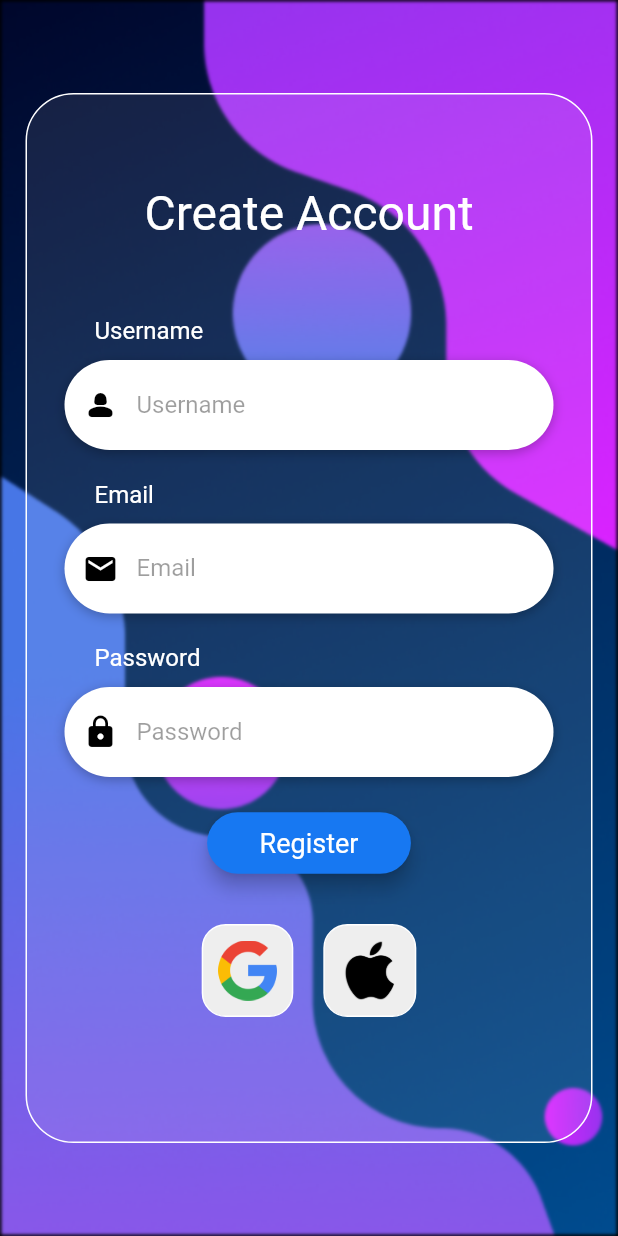
After one commit to Naman-Gayakwad/vit_bazzar_app, a Flutter app: the MyRegister screen opened directly, on a phone screen of 412 x 824 dp. The commit adds this screen. Run offline on Flutter 3.47's test engine with Material 2 defaults, Android fonts, the phone set to English and light mode, and no system bars; our stand-ins replace cloud_firestore, firebase_core, font_awesome_flutter, google_fonts; accounts and stored records are empty.

Commit message:
register done

```diff
--- a/lib/main.dart
+++ b/lib/main.dart
@@ -3,6 +3,7 @@
 import 'package:firebase_core/firebase_core.dart';
 import 'package:flutter/material.dart';
 import 'package:vit_bazzar_app/screens/login.dart';
+import 'package:vit_bazzar_app/screens/register.dart';
 import 'package:vit_bazzar_app/screens/mainpage.dart';
 import 'package:vit_bazzar_app/screens/splash.dart';
 
--- /dev/null
+++ b/lib/screens/register.dart
@@ -0,0 +1,256 @@
+import 'dart:ui';
+
+import 'package:flutter/material.dart';
+import 'package:flutter/src/widgets/framework.dart';
+import 'package:flutter/src/widgets/placeholder.dart';
+import 'package:font_awesome_flutter/font_awesome_flutter.dart';
+import 'package:vit_bazzar_app/utils/square_tile.dart';
+
+
+class MyRegister extends StatefulWidget {
+  const MyRegister({super.key});
+
+  @override
+  State<MyRegister> createState() => _MyRegisterState();
+}
+
+Widget buildName() {
+  return Column(
+    crossAxisAlignment: CrossAxisAlignment.start,
+    children: [
+      Container(
+        margin: const EdgeInsets.only(left: 20),
+        child: const Text(
+          'Username',
+          style: TextStyle(
+            color: Colors.white,
+            fontSize: 16,
+          ),
+        ),
+      ),
+      const SizedBox(height: 10),
+      Container(
+        alignment: Alignment.centerLeft,
+        decoration: BoxDecoration(
+            color: Colors.white,
+            borderRadius: BorderRadius.circular(100),
+            boxShadow: const [
+              BoxShadow(
+                  color: Colors.black26, blurRadius: 6, offset: Offset(0, 2))
+            ]),
+        height: 60,
+        child: const TextField(
+          keyboardType: TextInputType.emailAddress,
+          style: TextStyle(
+            color: Colors.black87,
+          ),
+          decoration: InputDecoration(
+              border: InputBorder.none,
+              contentPadding: EdgeInsets.only(top: 14),
+              prefixIcon: Icon(
+                Icons.person_2_rounded,
+                color: Colors.black,
+              ),
+              hintText: 'Username',
+              hintStyle: TextStyle(color: Colors.black38)),
+        ),
+      )
+    ],
+  );
+}
+
+Widget buildEmail() {
+  return Column(
+    crossAxisAlignment: CrossAxisAlignment.start,
+    children: [
+      Container(
+        margin: const EdgeInsets.only(left: 20),
+        child: const Text(
+          'Email',
+          style: TextStyle(
+            color: Colors.white,
+            fontSize: 16,
+          ),
+        ),
+      ),
+      const SizedBox(height: 10),
+      Container(
+        alignment: Alignment.centerLeft,
+        decoration: BoxDecoration(
+            color: Colors.white,
+            borderRadius: BorderRadius.circular(100),
+            boxShadow: const [
+              BoxShadow(
+                  color: Colors.black26, blurRadius: 6, offset: Offset(0, 2))
+            ]),
+        height: 60,
+        child: const TextField(
+          keyboardType: TextInputType.emailAddress,
+          style: TextStyle(
+            color: Colors.black87,
+          ),
+          decoration: InputDecoration(
+              border: InputBorder.none,
+              contentPadding: EdgeInsets.only(top: 14),
+              prefixIcon: Icon(
+                Icons.email,
+                color: Colors.black,
+              ),
+              hintText: 'Email',
+              hintStyle: TextStyle(color: Colors.black38)),
+        ),
+      )
+    ],
+  );
+}
+
+Widget buildPassword() {
+  return Column(
+    crossAxisAlignment: CrossAxisAlignment.start,
+    children: [
+      Container(
+        margin: const EdgeInsets.only(left: 20),
+        child: const Text(
+          'Password',
+          style: TextStyle(
+            color: Colors.white,
+            fontSize: 16,
+          ),
+        ),
+      ),
+      const SizedBox(height: 10),
+      Container(
+        alignment: Alignment.centerLeft,
+        decoration: BoxDecoration(
+            color: Colors.white,
+            borderRadius: BorderRadius.circular(100),
+            boxShadow: const [
+              BoxShadow(
+                  color: Colors.black26, blurRadius: 6, offset: Offset(0, 2))
+            ]),
+        height: 60,
+        child: const TextField(
+          obscureText: true,
+          style: TextStyle(
+            color: Colors.black87,
+          ),
+          decoration: InputDecoration(
+              border: InputBorder.none,
+              contentPadding: EdgeInsets.only(top: 14),
+              prefixIcon: Icon(
+                Icons.lock,
+                color: Colors.black,
+              ),
+              hintText: 'Password',
+              hintStyle: TextStyle(color: Colors.black38)),
+        ),
+      )
+    ],
+  );
+}
+
+Widget buildForgotPassBtn() {
+  return Container(
+    alignment: Alignment.centerRight,
+    child: TextButton(
+        onPressed: () => print('Forgot Password Pressed'),
+        child: const Text(
+          'Forgot Password?',
+          style: TextStyle(color: Colors.white),
+        )),
+  );
+}
+
+Widget buildRegisterBtn() {
+  final ButtonStyle style = ElevatedButton.styleFrom(
+      textStyle: const TextStyle(fontSize: 20),
+      elevation: 5,
+      padding: const EdgeInsets.symmetric(vertical: 10, horizontal: 35),
+      shape: RoundedRectangleBorder(borderRadius: BorderRadius.circular(100)),
+      backgroundColor: const Color(0xFF1778F2));
+  return Container(
+    // padding: const EdgeInsets.only(left25),
+    child: ElevatedButton(
+      onPressed: () => print('Register Pressed'),
+      style: style,
+      child: const Text(
+        'Register',
+        style: TextStyle(color: Colors.white, fontSize: 18),
+      ),
+    ),
+  );
+}
+
+
+class _MyRegisterState extends State<MyRegister> {
+  @override
+  Widget build(BuildContext context) {
+    return Container(
+      decoration: const BoxDecoration(
+          image: DecorationImage(
+              image: AssetImage('assets/images/login_background.png'),
+              fit: BoxFit.cover)),
+      child: Scaffold(
+        backgroundColor: Colors.transparent,
+        body: Stack(
+          children: [
+            Container(
+                alignment: Alignment.topCenter,
+                child: Container(
+                  padding: const EdgeInsets.all(16.0),
+                  decoration: BoxDecoration(border: Border.all()),
+                  child: BackdropFilter(
+                      filter: ImageFilter.blur(sigmaX: 1, sigmaY: 1),
+                      child: Align(
+                        child: SizedBox(
+                          width: 400,
+                          height: 700,
+                          child: Container(
+                            decoration: BoxDecoration(
+                              borderRadius: BorderRadius.circular(32),
+                              border: Border.all(
+                                  color:
+                                      const Color.fromARGB(255, 255, 255, 255)),
+                              color: const Color(0x16fcfcfc),
+                            ),
+                            child: SingleChildScrollView(
+                                padding: const EdgeInsets.symmetric(
+                                    horizontal: 25, vertical: 60),
+                                child: Column(
+                                  mainAxisAlignment: MainAxisAlignment.center,
+                                  children: [
+                                    const Text(
+                                      'Create Account',
+                                      style: TextStyle(
+                                          color: Colors.white, fontSize: 32),
+                                    ),
+                                    const SizedBox(height: 50),
+                                    buildName(),
+                                    const SizedBox(height: 20),
+                                    buildEmail(),
+                                    const SizedBox(height: 20),
+                                    buildPassword(),
+                                    const SizedBox(height: 20),
+                                    buildRegisterBtn(),
+                                    const SizedBox(height: 30),
+                                    Row(
+                                      mainAxisAlignment: MainAxisAlignment.center,
+                                      children: const [
+                                      SquareTile(imagePath: 'assets/images/google_logo.png'),
+                                      SizedBox(width: 20),
+                                      SquareTile(imagePath: 'assets/images/apple_logo.png')
+                                    ],),
+                                    const SizedBox(height: 20),
+
+                                  ],
+                                )),
+                          ),
+                        ),
+                      )),
+                ))
+          ],
+        ),
+      ),
+    );
+  }
+}
```
